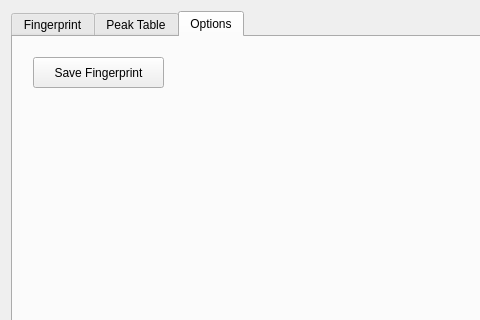
Above: SimpleView/fingerPrint.ui from mfitzp/toolz before the change; both pictures show x 0 to 480 and y 0 to 320 of the 633 by 524 pixel window. Below: the same form after it.
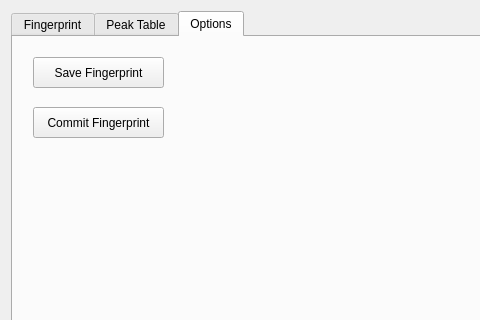
That is the form after the change. The open tabs and pages were chosen to show the change. Custom widgets are drawn as their Qt base class.

Patch:
```diff
--- a/SimpleView/fingerPrint.ui
+++ b/SimpleView/fingerPrint.ui
@@ -137,6 +137,25 @@
         <string>Save Fingerprint</string>
        </property>
       </widget>
+      <widget class="QPushButton" name="commitFP_Btn" >
+       <property name="geometry" >
+        <rect>
+         <x>20</x>
+         <y>70</y>
+         <width>131</width>
+         <height>31</height>
+        </rect>
+       </property>
+       <property name="toolTip" >
+        <string>&lt;html>&lt;head>&lt;meta name="qrichtext" content="1" />&lt;style type="text/css">
+p, li { white-space: pre-wrap; }
+&lt;/style>&lt;/head>&lt;body style=" font-family:'MS Shell Dlg 2'; font-size:8.25pt; font-weight:400; font-style:normal;">
+&lt;p style=" margin-top:0px; margin-bottom:0px; margin-left:0px; margin-right:0px; -qt-block-indent:0; text-indent:0px; font-size:8pt;">Commits fingerprint to main window for future comparison with user selected spectra.&lt;/p>&lt;/body>&lt;/html></string>
+       </property>
+       <property name="text" >
+        <string>Commit Fingerprint</string>
+       </property>
+      </widget>
      </widget>
     </widget>
    </item>
```
Left out of the diff: 14 changed lines with no effect on the pictures.
